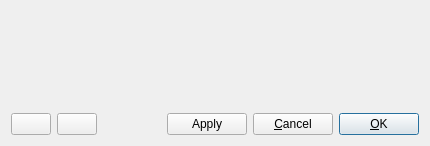
Qt form Qt/Components/Resources/UI/pqProxyWidgetDialog.ui (Kitware/ParaView) before a commit.
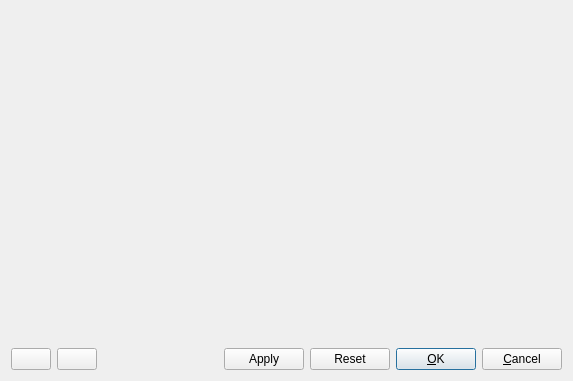
The same form after that commit. Icons and pictures are not drawn. Custom widgets are drawn as their Qt base class.

The edit to the form file:
```diff
--- a/Qt/Components/Resources/UI/pqProxyWidgetDialog.ui
+++ b/Qt/Components/Resources/UI/pqProxyWidgetDialog.ui
@@ -6,8 +6,8 @@
    <rect>
     <x>0</x>
     <y>0</y>
-    <width>430</width>
-    <height>146</height>
+    <width>573</width>
+    <height>381</height>
    </rect>
   </property>
   <property name="windowTitle">
@@ -30,8 +30,8 @@
        <rect>
         <x>0</x>
         <y>0</y>
-        <width>412</width>
-        <height>79</height>
+        <width>549</width>
+        <height>295</height>
        </rect>
       </property>
       <layout class="QVBoxLayout" name="scrollAreaLayout">
@@ -48,9 +48,6 @@
    <item>
     <widget class="QWidget" name="widget" native="true">
      <layout class="QHBoxLayout" name="horizontalLayout">
-      <property name="spacing">
-       <number>6</number>
-      </property>
       <property name="margin">
        <number>0</number>
       </property>
@@ -112,15 +109,9 @@
        </widget>
       </item>
       <item>
-       <widget class="QPushButton" name="CancelButton">
-        <property name="sizePolicy">
-         <sizepolicy hsizetype="Maximum" vsizetype="Fixed">
-          <horstretch>0</horstretch>
-          <verstretch>0</verstretch>
-         </sizepolicy>
-        </property>
+       <widget class="QPushButton" name="ResetButton">
         <property name="text">
-         <string>&amp;Cancel</string>
+         <string>Reset</string>
         </property>
        </widget>
       </item>
@@ -140,6 +131,19 @@
         </property>
        </widget>
       </item>
+      <item>
+       <widget class="QPushButton" name="CancelButton">
+        <property name="sizePolicy">
+         <sizepolicy hsizetype="Maximum" vsizetype="Fixed">
+          <horstretch>0</horstretch>
+          <verstretch>0</verstretch>
+         </sizepolicy>
+        </property>
+        <property name="text">
+         <string>&amp;Cancel</string>
+        </property>
+       </widget>
+      </item>
      </layout>
     </widget>
    </item>
```
